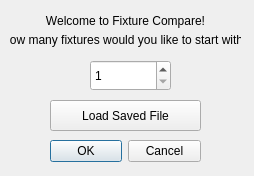
The window that startupdialog.ui (themattkerr/FixtureCompare) describes before a commit, drawn with Qt 5.
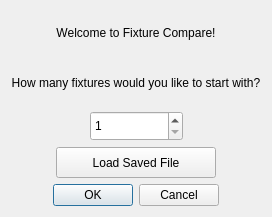
The same window after the commit. Icons and pictures are not drawn.

The edit to the form file:
```diff
--- a/startupdialog.ui
+++ b/startupdialog.ui
@@ -6,8 +6,8 @@
    <rect>
     <x>0</x>
     <y>0</y>
-    <width>254</width>
-    <height>176</height>
+    <width>272</width>
+    <height>217</height>
    </rect>
   </property>
   <property name="sizePolicy">
@@ -23,14 +23,55 @@
    <iconset resource="images.qrc">
     <normaloff>:/New folder/ColorSource-PAR_72.jpg</normaloff>:/New folder/ColorSource-PAR_72.jpg</iconset>
   </property>
+  <layout class="QVBoxLayout" name="verticalLayout">
+   <item>
+    <widget class="QLabel" name="label">
+     <property name="text">
+      <string>Welcome to Fixture Compare!</string>
+     </property>
+     <property name="alignment">
+      <set>Qt::AlignCenter</set>
+     </property>
+    </widget>
+   </item>
+   <item>
+    <widget class="QLabel" name="label_2">
+     <property name="text">
+      <string>How many fixtures would you like to start with?</string>
+     </property>
+     <property name="alignment">
+      <set>Qt::AlignCenter</set>
+     </property>
+    </widget>
+   </item>
+   <item>
+    <layout class="QHBoxLayout" name="horizontalLayout">
+     <item>
+      <spacer name="horizontalSpacer_2">
+       <property name="orientation">
+        <enum>Qt::Horizontal</enum>
+       </property>
+       <property name="sizeHint" stdset="0">
+        <size>
+         <width>40</width>
+         <height>20</height>
+        </size>
+       </property>
+      </spacer>
+     </item>
+     <item>
   <widget class="QSpinBox" name="spinBox">
-   <property name="geometry">
-    <rect>
-     <x>90</x>
-     <y>60</y>
-     <width>81</width>
-     <height>31</height>
-    </rect>
+       <property name="minimumSize">
+        <size>
+         <width>93</width>
+         <height>30</height>
+        </size>
+       </property>
+       <property name="baseSize">
+        <size>
+         <width>0</width>
+         <height>0</height>
+        </size>
    </property>
    <property name="minimum">
     <number>1</number>
@@ -39,75 +80,103 @@
     <number>100</number>
    </property>
   </widget>
+     </item>
+     <item>
+      <spacer name="horizontalSpacer">
+       <property name="orientation">
+        <enum>Qt::Horizontal</enum>
+       </property>
+       <property name="sizeHint" stdset="0">
+        <size>
+         <width>40</width>
+         <height>20</height>
+        </size>
+       </property>
+      </spacer>
+     </item>
+    </layout>
+   </item>
+   <item>
+    <layout class="QHBoxLayout" name="horizontalLayout_3">
+     <item>
+      <spacer name="horizontalSpacer_5">
+       <property name="orientation">
+        <enum>Qt::Horizontal</enum>
+       </property>
+       <property name="sizeHint" stdset="0">
+        <size>
+         <width>40</width>
+         <height>20</height>
+        </size>
+       </property>
+      </spacer>
+     </item>
+     <item>
   <widget class="QPushButton" name="pushButton">
-   <property name="geometry">
-    <rect>
-     <x>50</x>
-     <y>100</y>
-     <width>151</width>
+       <property name="minimumSize">
+        <size>
+         <width>160</width>
      <height>31</height>
-    </rect>
+        </size>
    </property>
    <property name="text">
     <string>Load Saved File</string>
    </property>
   </widget>
-  <widget class="QLabel" name="label">
-   <property name="geometry">
-    <rect>
-     <x>40</x>
-     <y>10</y>
-     <width>171</width>
-     <height>21</height>
-    </rect>
-   </property>
-   <property name="text">
-    <string>Welcome to Fixture Compare!</string>
-   </property>
-   <property name="alignment">
-    <set>Qt::AlignCenter</set>
-   </property>
-  </widget>
-  <widget class="QLabel" name="label_2">
-   <property name="geometry">
-    <rect>
-     <x>10</x>
-     <y>30</y>
-     <width>231</width>
+     </item>
+     <item>
+      <spacer name="horizontalSpacer_6">
+       <property name="orientation">
+        <enum>Qt::Horizontal</enum>
+       </property>
+       <property name="sizeHint" stdset="0">
+        <size>
+         <width>40</width>
+         <height>20</height>
+        </size>
+       </property>
+      </spacer>
+     </item>
+    </layout>
+   </item>
+   <item>
+    <layout class="QHBoxLayout" name="horizontalLayout_2">
+     <item>
+      <spacer name="horizontalSpacer_3">
+       <property name="orientation">
+        <enum>Qt::Horizontal</enum>
+       </property>
+       <property name="sizeHint" stdset="0">
+        <size>
+         <width>40</width>
      <height>20</height>
-    </rect>
-   </property>
-   <property name="text">
-    <string>How many fixtures would you like to start with?</string>
-   </property>
-   <property name="alignment">
-    <set>Qt::AlignCenter</set>
-   </property>
-  </widget>
-  <widget class="QWidget" name="horizontalLayoutWidget">
-   <property name="geometry">
-    <rect>
-     <x>0</x>
-     <y>0</y>
-     <width>2</width>
-     <height>2</height>
-    </rect>
-   </property>
-   <layout class="QHBoxLayout" name="horizontalLayout"/>
-  </widget>
+        </size>
+       </property>
+      </spacer>
+     </item>
+     <item>
   <widget class="QDialogButtonBox" name="buttonBox">
-   <property name="geometry">
-    <rect>
-     <x>50</x>
-     <y>140</y>
-     <width>151</width>
-     <height>23</height>
-    </rect>
-   </property>
    <property name="standardButtons">
     <set>QDialogButtonBox::Cancel|QDialogButtonBox::Ok</set>
    </property>
   </widget>
+     </item>
+     <item>
+      <spacer name="horizontalSpacer_4">
+       <property name="orientation">
+        <enum>Qt::Horizontal</enum>
+       </property>
+       <property name="sizeHint" stdset="0">
+        <size>
+         <width>40</width>
+         <height>20</height>
+        </size>
+       </property>
+      </spacer>
+     </item>
+    </layout>
+   </item>
+  </layout>
  </widget>
  <resources>
   <include location="images.qrc"/>
```
Lines whose indentation alone changed are shown as unchanged.
